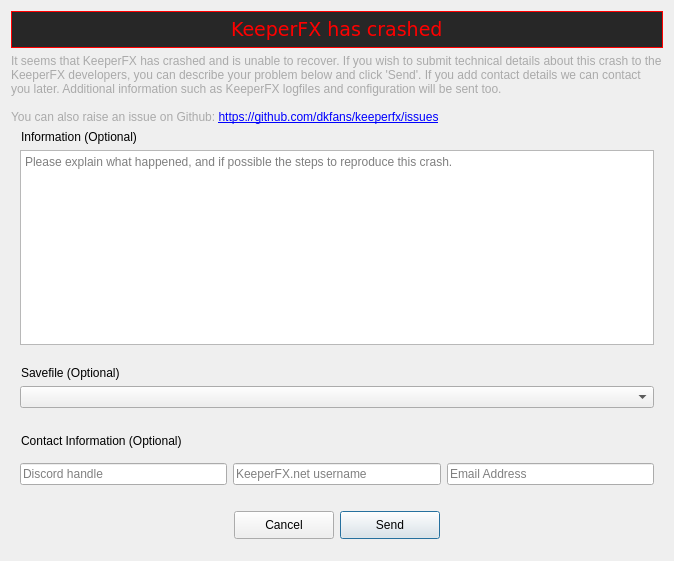
Above: ui/crashdialog.ui from yani/keeperfx-launcher-qt before the change. Below: the same form after it.
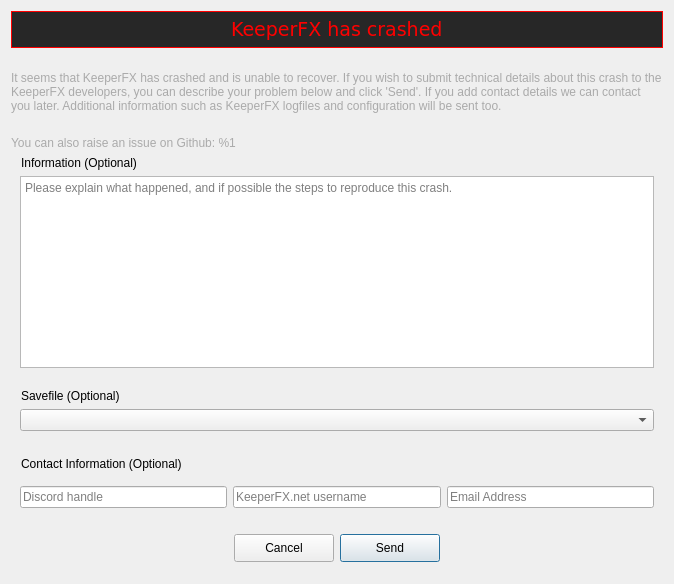
That is the form after the change. Icons and pictures are not drawn.

```diff
--- a/ui/crashdialog.ui
+++ b/ui/crashdialog.ui
@@ -7,7 +7,7 @@
     <x>0</x>
     <y>0</y>
     <width>674</width>
-    <height>561</height>
+    <height>584</height>
    </rect>
   </property>
   <property name="windowTitle">
@@ -109,6 +109,12 @@
    </item>
    <item>
     <widget class="QLabel" name="crashInfoLabel">
+     <property name="sizePolicy">
+      <sizepolicy hsizetype="Preferred" vsizetype="Expanding">
+       <horstretch>0</horstretch>
+       <verstretch>0</verstretch>
+      </sizepolicy>
+     </property>
      <property name="font">
       <font/>
      </property>
@@ -118,10 +124,7 @@
 }</string>
      </property>
      <property name="text">
-      <string comment="Information">&lt;html&gt;It seems that KeeperFX has crashed and is unable to recover. If you wish to submit technical details about this crash to the KeeperFX developers, you can describe your problem below and click 'Send'. If you add contact details we can contact you later. Additional information such as KeeperFX logfiles and configuration will be sent too.
-&lt;br /&gt;&lt;br/&gt;
-You can also raise an issue on Github: &lt;a href=&quot;https://github.com/dkfans/keeperfx/issues&quot;&gt;https://github.com/dkfans/keeperfx/issues&lt;/a&gt;
-&lt;/html&gt;</string>
+      <string comment="Information Label">It seems that KeeperFX has crashed and is unable to recover. If you wish to submit technical details about this crash to the KeeperFX developers, you can describe your problem below and click 'Send'. If you add contact details we can contact you later. Additional information such as KeeperFX logfiles and configuration will be sent too.</string>
      </property>
      <property name="wordWrap">
       <bool>true</bool>
@@ -131,6 +134,30 @@
      </property>
     </widget>
    </item>
+   <item>
+    <widget class="QLabel" name="crashInfoLabel2">
+     <property name="font">
+      <font/>
+     </property>
+     <property name="styleSheet">
+      <string notr="true">QLabel {
+ color: #AAA;
+}</string>
+     </property>
+     <property name="text">
+      <string comment="Information Label">You can also raise an issue on Github: %1</string>
+     </property>
+     <property name="wordWrap">
+      <bool>true</bool>
+     </property>
+     <property name="margin">
+      <number>10</number>
+     </property>
+     <property name="indent">
+      <number>-1</number>
+     </property>
+    </widget>
+   </item>
    <item>
     <widget class="QLabel" name="infoLabel">
      <property name="text">
```
